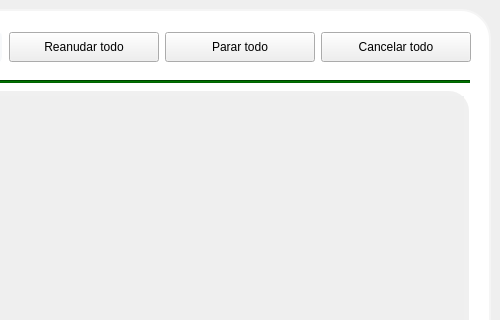
caicesardev/PyDownload, file app/gui/Manager.ui: the form before one commit; both pictures show x 514 to 1014 and y 0 to 320 of the 1014 by 726 pixel window.
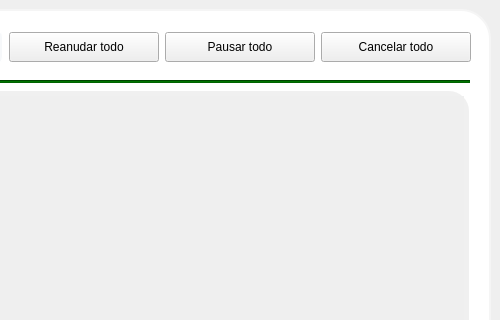
The form after the commit. Icons and pictures are not drawn.

Patch:
```diff
--- a/app/gui/Manager.ui
+++ b/app/gui/Manager.ui
@@ -146,7 +146,7 @@
              </size>
             </property>
             <property name="text">
-             <string>Parar todo</string>
+             <string>Pausar todo</string>
             </property>
            </widget>
           </item>
```
Left out of the diff: 15 changed lines with no effect on the pictures.
